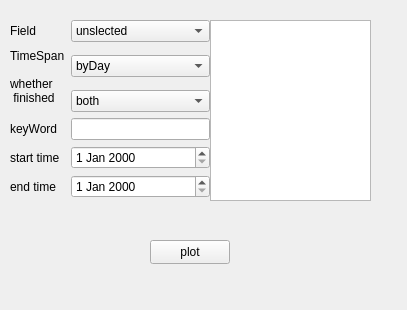
Harry-Chen/OOP-Cash, file datavisualization/querywidget.ui: the form before one commit.
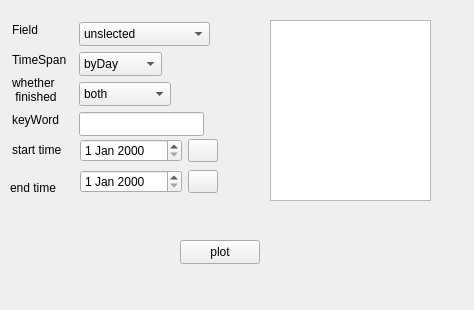
The form after the commit. Icons and pictures are not drawn.

The edit to the form file:
```diff
--- a/datavisualization/querywidget.ui
+++ b/datavisualization/querywidget.ui
@@ -6,7 +6,7 @@
    <rect>
     <x>0</x>
     <y>0</y>
-    <width>407</width>
+    <width>474</width>
     <height>310</height>
    </rect>
   </property>
@@ -16,7 +16,7 @@
   <widget class="QPushButton" name="Do">
    <property name="geometry">
     <rect>
-     <x>150</x>
+     <x>180</x>
      <y>240</y>
      <width>80</width>
      <height>24</height>
@@ -29,25 +29,36 @@
   <widget class="QListWidget" name="listWidget">
    <property name="geometry">
     <rect>
-     <x>210</x>
+     <x>270</x>
      <y>20</y>
      <width>161</width>
      <height>181</height>
     </rect>
    </property>
   </widget>
-  <widget class="QWidget" name="">
+  <widget class="QLabel" name="label_5">
    <property name="geometry">
     <rect>
-     <x>10</x>
-     <y>20</y>
-     <width>200</width>
-     <height>178</height>
+     <x>12</x>
+     <y>74</y>
+     <width>52</width>
+     <height>32</height>
     </rect>
    </property>
-   <layout class="QGridLayout" name="gridLayout">
-    <item row="6" column="0">
+   <property name="text">
+    <string>whether 
+ finished</string>
+   </property>
+  </widget>
      <widget class="QLabel" name="label_2">
+   <property name="geometry">
+    <rect>
+     <x>10</x>
+     <y>180</y>
+     <width>53</width>
+     <height>16</height>
+    </rect>
+   </property>
       <property name="text">
        <string>end time</string>
       </property>
@@ -55,61 +66,41 @@
        <cstring>timeTo</cstring>
       </property>
      </widget>
-    </item>
-    <item row="5" column="1">
-     <widget class="QDateEdit" name="timeFrom"/>
-    </item>
-    <item row="6" column="1">
-     <widget class="QDateEdit" name="timeTo"/>
-    </item>
-    <item row="3" column="1">
-     <widget class="QComboBox" name="finished">
-      <item>
-       <property name="text">
-        <string>both</string>
-       </property>
-      </item>
-      <item>
+  <widget class="QLabel" name="label_3">
+   <property name="geometry">
+    <rect>
+     <x>12</x>
+     <y>22</y>
+     <width>29</width>
+     <height>16</height>
+    </rect>
+   </property>
        <property name="text">
-        <string>finished</string>
-       </property>
-      </item>
-      <item>
-       <property name="text">
-        <string>unfinished</string>
-       </property>
-      </item>
-     </widget>
-    </item>
-    <item row="4" column="1">
-     <widget class="QLineEdit" name="keyWord"/>
-    </item>
-    <item row="4" column="0">
+    <string>Field</string>
+   </property>
+  </widget>
      <widget class="QLabel" name="label_6">
+   <property name="geometry">
+    <rect>
+     <x>12</x>
+     <y>112</y>
+     <width>55</width>
+     <height>16</height>
+    </rect>
+   </property>
       <property name="text">
        <string>keyWord</string>
       </property>
      </widget>
-    </item>
-    <item row="5" column="0">
-     <widget class="QLabel" name="label">
-      <property name="text">
-       <string>start time</string>
-      </property>
-      <property name="buddy">
-       <cstring>timeFrom</cstring>
-      </property>
-     </widget>
-    </item>
-    <item row="1" column="0">
-     <widget class="QLabel" name="label_4">
-      <property name="text">
-       <string>TimeSpan</string>
-      </property>
-     </widget>
-    </item>
-    <item row="1" column="1" rowspan="2">
      <widget class="QComboBox" name="timeType">
+   <property name="geometry">
+    <rect>
+     <x>79</x>
+     <y>52</y>
+     <width>83</width>
+     <height>24</height>
+    </rect>
+   </property>
       <item>
        <property name="text">
         <string>byDay</string>
@@ -131,16 +122,136 @@
        </property>
       </item>
      </widget>
-    </item>
+  <widget class="QWidget" name="">
+   <property name="geometry">
+    <rect>
+     <x>80</x>
+     <y>137</y>
+     <width>138</width>
+     <height>58</height>
+    </rect>
+   </property>
+   <layout class="QGridLayout" name="gridLayout">
     <item row="0" column="0">
-     <widget class="QLabel" name="label_3">
-      <property name="text">
-       <string>Field</string>
+     <widget class="QDateEdit" name="timeFrom">
+      <property name="minimumSize">
+       <size>
+        <width>0</width>
+        <height>20</height>
+       </size>
       </property>
      </widget>
     </item>
     <item row="0" column="1">
+     <widget class="QPushButton" name="btnCalendarFrom">
+      <property name="minimumSize">
+       <size>
+        <width>30</width>
+        <height>23</height>
+       </size>
+      </property>
+      <property name="maximumSize">
+       <size>
+        <width>30</width>
+        <height>23</height>
+       </size>
+      </property>
+      <property name="text">
+       <string/>
+      </property>
+      <property name="icon">
+       <iconset resource="../uirsc.qrc">
+        <normaloff>:/icons/icons/24.png</normaloff>:/icons/icons/24.png</iconset>
+      </property>
+      <property name="iconSize">
+       <size>
+        <width>30</width>
+        <height>23</height>
+       </size>
+      </property>
+      <property name="flat">
+       <bool>false</bool>
+      </property>
+     </widget>
+    </item>
+    <item row="1" column="0">
+     <widget class="QDateEdit" name="timeTo">
+      <property name="minimumSize">
+       <size>
+        <width>0</width>
+        <height>20</height>
+       </size>
+      </property>
+     </widget>
+    </item>
+    <item row="1" column="1">
+     <widget class="QPushButton" name="btnCalendarTo">
+      <property name="minimumSize">
+       <size>
+        <width>30</width>
+        <height>23</height>
+       </size>
+      </property>
+      <property name="maximumSize">
+       <size>
+        <width>30</width>
+        <height>23</height>
+       </size>
+      </property>
+      <property name="text">
+       <string/>
+      </property>
+      <property name="icon">
+       <iconset resource="../uirsc.qrc">
+        <normaloff>:/icons/icons/24.png</normaloff>:/icons/icons/24.png</iconset>
+      </property>
+      <property name="iconSize">
+       <size>
+        <width>30</width>
+        <height>23</height>
+       </size>
+      </property>
+      <property name="flat">
+       <bool>false</bool>
+      </property>
+     </widget>
+    </item>
+   </layout>
+  </widget>
+  <widget class="QComboBox" name="finished">
+   <property name="geometry">
+    <rect>
+     <x>79</x>
+     <y>82</y>
+     <width>92</width>
+     <height>24</height>
+    </rect>
+   </property>
+   <item>
+    <property name="text">
+     <string>both</string>
+    </property>
+   </item>
+   <item>
+    <property name="text">
+     <string>finished</string>
+    </property>
+   </item>
+   <item>
+    <property name="text">
+     <string>unfinished</string>
+    </property>
+   </item>
+  </widget>
      <widget class="QComboBox" name="selectField">
+   <property name="geometry">
+    <rect>
+     <x>79</x>
+     <y>22</y>
+     <width>131</width>
+     <height>24</height>
+    </rect>
+   </property>
       <item>
        <property name="text">
         <string>unslected</string>
@@ -172,16 +283,44 @@
        </property>
       </item>
      </widget>
-    </item>
-    <item row="2" column="0" rowspan="2">
-     <widget class="QLabel" name="label_5">
+  <widget class="QLineEdit" name="keyWord">
+   <property name="geometry">
+    <rect>
+     <x>79</x>
+     <y>112</y>
+     <width>125</width>
+     <height>24</height>
+    </rect>
+   </property>
+  </widget>
+  <widget class="QLabel" name="label_4">
+   <property name="geometry">
+    <rect>
+     <x>12</x>
+     <y>52</y>
+     <width>61</width>
+     <height>16</height>
+    </rect>
+   </property>
       <property name="text">
-       <string>whether 
- finished</string>
-      </property>
-     </widget>
-    </item>
-   </layout>
+    <string>TimeSpan</string>
+   </property>
+  </widget>
+  <widget class="QLabel" name="label">
+   <property name="geometry">
+    <rect>
+     <x>12</x>
+     <y>142</y>
+     <width>58</width>
+     <height>16</height>
+    </rect>
+   </property>
+   <property name="text">
+    <string>start time</string>
+   </property>
+   <property name="buddy">
+    <cstring>timeFrom</cstring>
+   </property>
   </widget>
   <zorder>selectField</zorder>
   <zorder>Do</zorder>
```
Left out of the diff: 20 changed lines with no effect on the pictures. Lines whose indentation alone changed are shown as unchanged.
